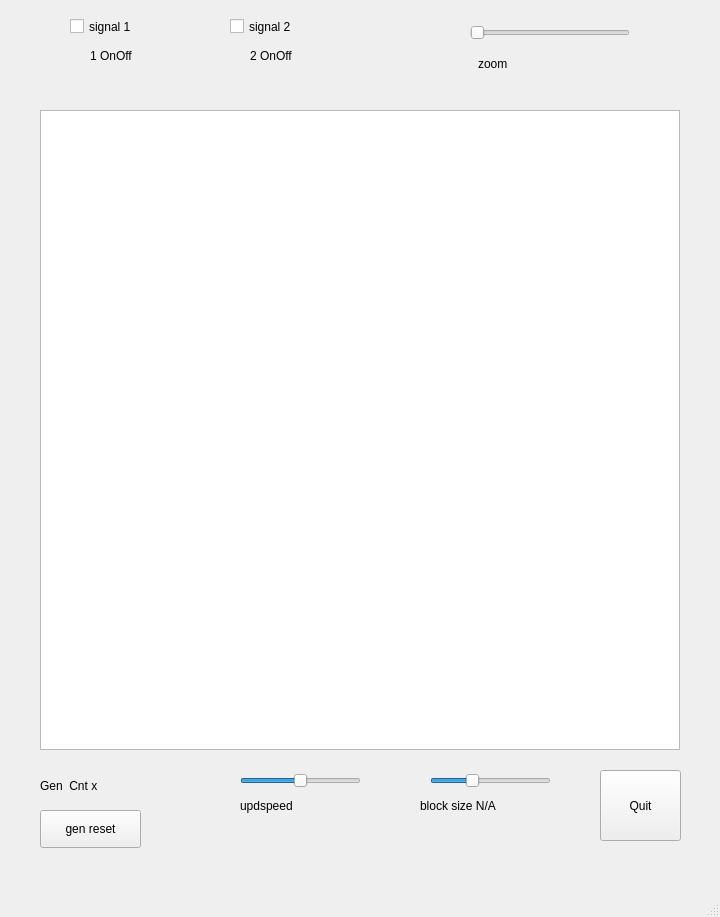
The window that qt/GoL_AND_v2/mainwindow.ui (dsyleixa/RaspberryPi) describes before a commit, drawn with Qt 5.
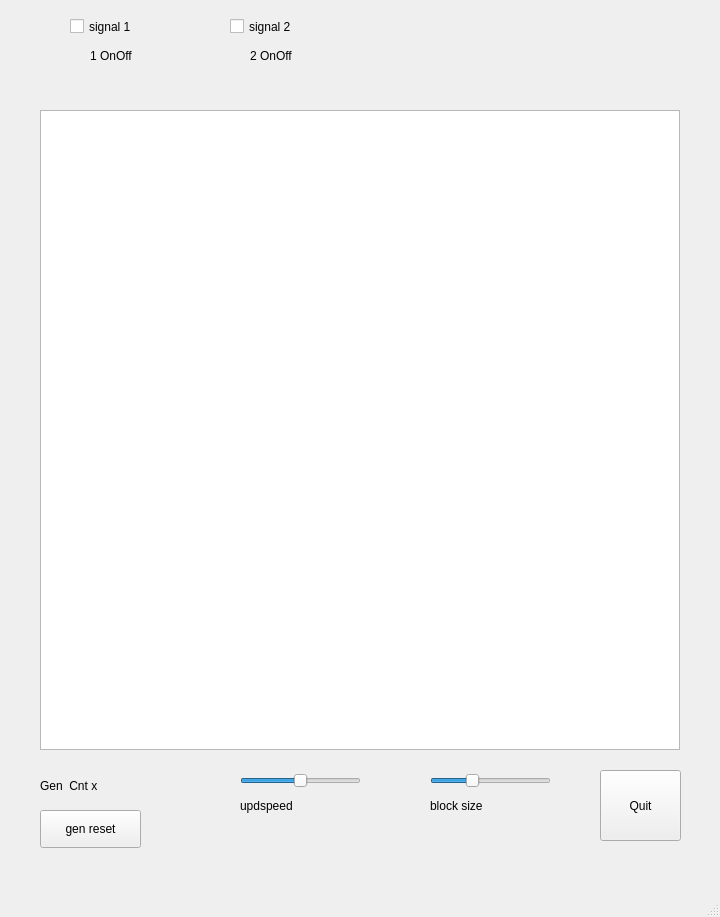
The same window after the commit.

Patch:
```diff
--- a/qt/GoL_AND_v2/mainwindow.ui
+++ b/qt/GoL_AND_v2/mainwindow.ui
@@ -152,14 +152,14 @@
    <widget class="QLabel" name="labelBlocksize">
     <property name="geometry">
      <rect>
-      <x>420</x>
+      <x>430</x>
       <y>790</y>
-      <width>141</width>
+      <width>121</width>
       <height>31</height>
      </rect>
     </property>
     <property name="text">
-     <string>block size N/A</string>
+     <string>block size</string>
     </property>
    </widget>
    <widget class="QSlider" name="SliderBlocksize">
@@ -209,44 +209,6 @@
      <string>gen reset</string>
     </property>
    </widget>
-   <widget class="QSlider" name="SliderZoom">
-    <property name="geometry">
-     <rect>
-      <x>470</x>
-      <y>20</y>
-      <width>160</width>
-      <height>26</height>
-     </rect>
-    </property>
-    <property name="minimum">
-     <number>0</number>
-    </property>
-    <property name="maximum">
-     <number>49</number>
-    </property>
-    <property name="pageStep">
-     <number>5</number>
-    </property>
-    <property name="value">
-     <number>0</number>
-    </property>
-    <property name="orientation">
-     <enum>Qt::Horizontal</enum>
-    </property>
-   </widget>
-   <widget class="QLabel" name="labelZoom">
-    <property name="geometry">
-     <rect>
-      <x>478</x>
-      <y>50</y>
-      <width>151</width>
-      <height>28</height>
-     </rect>
-    </property>
-    <property name="text">
-     <string>zoom</string>
-    </property>
-   </widget>
   </widget>
   <widget class="QMenuBar" name="menubar">
    <property name="geometry">
```
